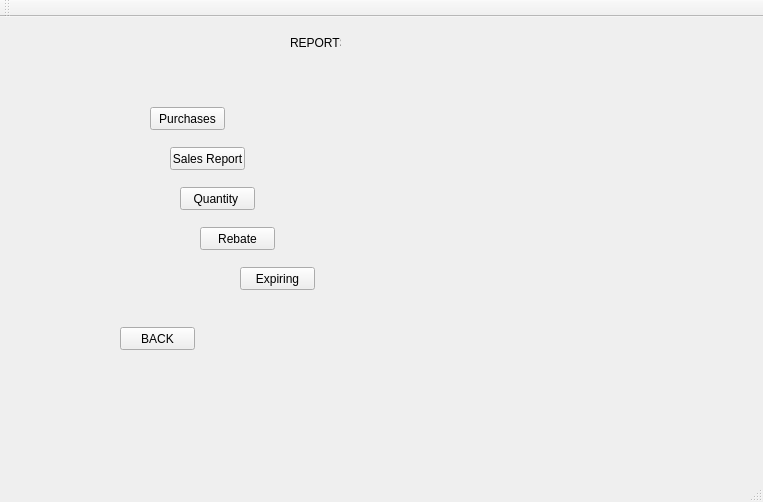
This is Forms/mainwindow.ui in TheSoullessOne/Group-Project-1 as Qt 5 draws it before an edit. The edited form follows.
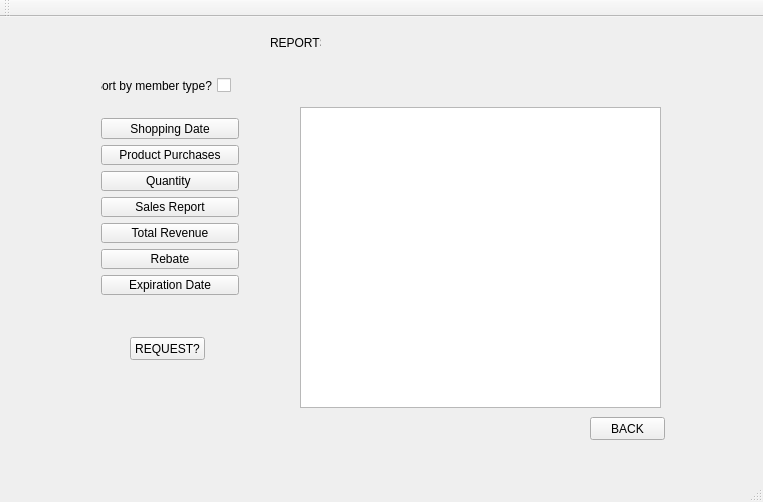
This is the edited form. The open tabs and pages were chosen to show the change.

Commit message: Merge conflict? Can't find it.

What changed in the file:
```diff
--- a/Forms/mainwindow.ui
+++ b/Forms/mainwindow.ui
@@ -17,7 +17,7 @@
    <widget class="QStackedWidget" name="pages">
     <property name="geometry">
      <rect>
-      <x>50</x>
+      <x>30</x>
       <y>10</y>
       <width>661</width>
       <height>421</height>
@@ -326,76 +326,11 @@
      </widget>
     </widget>
     <widget class="QWidget" name="REPORTS">
-     <widget class="QPushButton" name="purchases_rep">
-      <property name="geometry">
-       <rect>
-        <x>100</x>
-        <y>80</y>
-        <width>75</width>
-        <height>23</height>
-       </rect>
-      </property>
-      <property name="text">
-       <string>Purchases</string>
-      </property>
-     </widget>
-     <widget class="QPushButton" name="sales_rep">
-      <property name="geometry">
-       <rect>
-        <x>120</x>
-        <y>120</y>
-        <width>75</width>
-        <height>23</height>
-       </rect>
-      </property>
-      <property name="text">
-       <string>Sales Report</string>
-      </property>
-     </widget>
-     <widget class="QPushButton" name="quantity_rep">
-      <property name="geometry">
-       <rect>
-        <x>130</x>
-        <y>160</y>
-        <width>75</width>
-        <height>23</height>
-       </rect>
-      </property>
-      <property name="text">
-       <string>Quantity </string>
-      </property>
-     </widget>
-     <widget class="QPushButton" name="rebate_rep">
-      <property name="geometry">
-       <rect>
-        <x>150</x>
-        <y>200</y>
-        <width>75</width>
-        <height>23</height>
-       </rect>
-      </property>
-      <property name="text">
-       <string>Rebate</string>
-      </property>
-     </widget>
-     <widget class="QPushButton" name="expiring_rep">
-      <property name="geometry">
-       <rect>
-        <x>190</x>
-        <y>240</y>
-        <width>75</width>
-        <height>23</height>
-       </rect>
-      </property>
-      <property name="text">
-       <string>Expiring</string>
-      </property>
-     </widget>
      <widget class="QPushButton" name="backButton_reports">
       <property name="geometry">
        <rect>
-        <x>70</x>
-        <y>300</y>
+        <x>560</x>
+        <y>390</y>
         <width>75</width>
         <height>23</height>
        </rect>
@@ -417,6 +352,106 @@
        <string>REPORTS</string>
       </property>
      </widget>
+     <widget class="QTextBrowser" name="textBrowser">
+      <property name="geometry">
+       <rect>
+        <x>270</x>
+        <y>80</y>
+        <width>361</width>
+        <height>301</height>
+       </rect>
+      </property>
+     </widget>
+     <widget class="QWidget" name="verticalLayoutWidget_4">
+      <property name="geometry">
+       <rect>
+        <x>60</x>
+        <y>80</y>
+        <width>160</width>
+        <height>199</height>
+       </rect>
+      </property>
+      <layout class="QVBoxLayout" name="verticalLayout_4">
+       <item>
+        <widget class="QPushButton" name="pushButton">
+         <property name="text">
+          <string>Shopping Date</string>
+         </property>
+        </widget>
+       </item>
+       <item>
+        <widget class="QPushButton" name="purchases_rep">
+         <property name="text">
+          <string>Product Purchases</string>
+         </property>
+        </widget>
+       </item>
+       <item>
+        <widget class="QPushButton" name="quantity_rep">
+         <property name="text">
+          <string>Quantity </string>
+         </property>
+        </widget>
+       </item>
+       <item>
+        <widget class="QPushButton" name="sales_rep">
+         <property name="text">
+          <string>Sales Report</string>
+         </property>
+        </widget>
+       </item>
+       <item>
+        <widget class="QPushButton" name="pushButton_2">
+         <property name="text">
+          <string>Total Revenue</string>
+         </property>
+        </widget>
+       </item>
+       <item>
+        <widget class="QPushButton" name="rebate_rep">
+         <property name="text">
+          <string>Rebate</string>
+         </property>
+        </widget>
+       </item>
+       <item>
+        <widget class="QPushButton" name="expiring_rep">
+         <property name="text">
+          <string>Expiration Date</string>
+         </property>
+        </widget>
+       </item>
+      </layout>
+     </widget>
+     <widget class="QCheckBox" name="checkBox_2">
+      <property name="geometry">
+       <rect>
+        <x>70</x>
+        <y>50</y>
+        <width>131</width>
+        <height>17</height>
+       </rect>
+      </property>
+      <property name="layoutDirection">
+       <enum>Qt::RightToLeft</enum>
+      </property>
+      <property name="text">
+       <string>Sort by member type?</string>
+      </property>
+     </widget>
+     <widget class="QPushButton" name="pushButton_3">
+      <property name="geometry">
+       <rect>
+        <x>100</x>
+        <y>310</y>
+        <width>75</width>
+        <height>23</height>
+       </rect>
+      </property>
+      <property name="text">
+       <string>REQUEST?</string>
+      </property>
+     </widget>
     </widget>
     <widget class="QWidget" name="READ_FILE">
      <widget class="QPushButton" name="readInButton">
```
Left out of the diff: 2 changed lines with no effect on the pictures.
